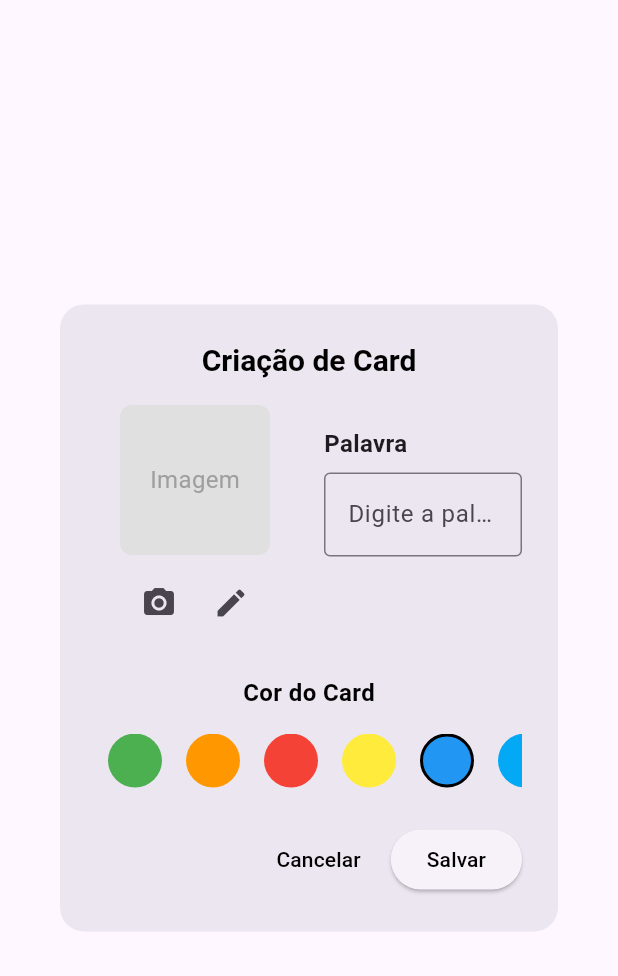
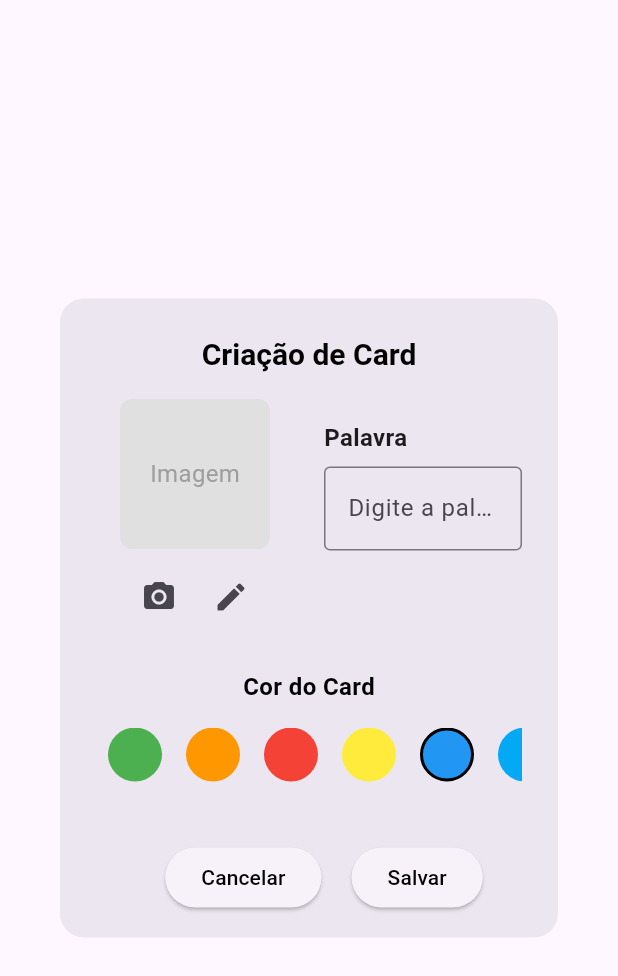
Before and after one commit to GaaDias/Aplicativo_CAA, a Flutter app: the CardDialog widget shown alone on an empty page, opened directly with empty values, on a phone screen of 412 x 824 dp. Shown: the top 976 px of the screen. Run offline on Flutter 3.47's test engine with Material 3 defaults, Android fonts, the phone set to English and light mode, and no system bars; our stand-ins replace flutter_svg, flutter_tts, reorderable_grid_view.

Commit message:
Update design of edit pop up

```diff
--- a/lib/screens/communication.dart
+++ b/lib/screens/communication.dart
@@ -176,7 +176,7 @@ class _CommunicationState extends State<Communication> {
                 child: LayoutBuilder(
                   builder: (context, constraints) {
                     final availableWidth = constraints.maxWidth; // Largura disponível
-                    final pictogramScale = widget.isMenuVisible ? 0.7 : 1.0; // Fator de escala
+                    final pictogramScale = widget.isMenuVisible ? 0.95 : 1.0; // Fator de escala
                     final cardWidth = (availableWidth - 64) / (crossAxisCount + 0.5); // 32 * 2 para padding lateral
                     final cardSpacing = (availableWidth - 64 - (crossAxisCount * cardWidth)) / (crossAxisCount - 1);
 
--- a/lib/widgets/card_dialog.dart
+++ b/lib/widgets/card_dialog.dart
@@ -6,14 +6,14 @@ class CardDialog extends StatefulWidget {
   final bool isEditMode;
   final Cards? card;
   final void Function(String label, String pictogram, Color color)? onSave;
-  final VoidCallback? onDelete; // Callback para exclusão do card
+  final VoidCallback? onDelete;
 
   const CardDialog({
     Key? key,
     required this.isEditMode,
     this.card,
     this.onSave,
-    this.onDelete, // Adicionado para exclusão
+    this.onDelete,
   }) : super(key: key);
 
   @override
@@ -34,10 +34,9 @@ class _CardDialogState extends State<CardDialog> {
   }
 
   void _updatePictogram(String input) {
-    // Busca o pictograma relacionado à palavra digitada
     String? newPictogram = PictogramDatabase.getPictogramByKeyword(input);
     setState(() {
-      selectedPictogram = newPictogram ?? ""; // Atribui vazio se não encontrar
+      selectedPictogram = newPictogram ?? "";
     });
   }
 
@@ -77,7 +76,6 @@ class _CardDialogState extends State<CardDialog> {
             Row(
               crossAxisAlignment: CrossAxisAlignment.start,
               children: [
-                // Coluna da imagem
                 Expanded(
                   child: Column(
                     children: [
@@ -125,7 +123,6 @@ class _CardDialogState extends State<CardDialog> {
                   ),
                 ),
                 const SizedBox(width: 20),
-                // Coluna da palavra
                 Expanded(
                   child: Column(
                     crossAxisAlignment: CrossAxisAlignment.start,
@@ -203,18 +200,24 @@ class _CardDialogState extends State<CardDialog> {
           ],
         ),
       ),
+      actionsPadding: const EdgeInsets.symmetric(vertical: 16),
+      actionsAlignment: MainAxisAlignment.center,
       actions: [
+        Row(
+          mainAxisAlignment: MainAxisAlignment.center,
+          children: [
             if (widget.isEditMode)
               IconButton(
                 icon: const Icon(Icons.delete),
                 tooltip: 'Excluir Card',
                 onPressed: () {
                   if (widget.onDelete != null) {
-                widget.onDelete!(); // Chama a exclusão do card
+                    widget.onDelete!();
                   }
                 },
               ),
-        TextButton(
+            const SizedBox(width: 20),
+            ElevatedButton(
               onPressed: () {
                 Navigator.of(context).pop();
               },
@@ -223,6 +226,7 @@ class _CardDialogState extends State<CardDialog> {
                 style: TextStyle(color: Colors.black),
               ),
             ),
+            const SizedBox(width: 20),
             ElevatedButton(
               onPressed: () {
                 if (label.isEmpty) {
@@ -240,6 +244,8 @@ class _CardDialogState extends State<CardDialog> {
                 "Salvar",
                 style: TextStyle(color: Colors.black),
               ),
+            ),
+          ],
         ),
       ],
     );
```
Lines whose indentation alone changed are shown as unchanged.
